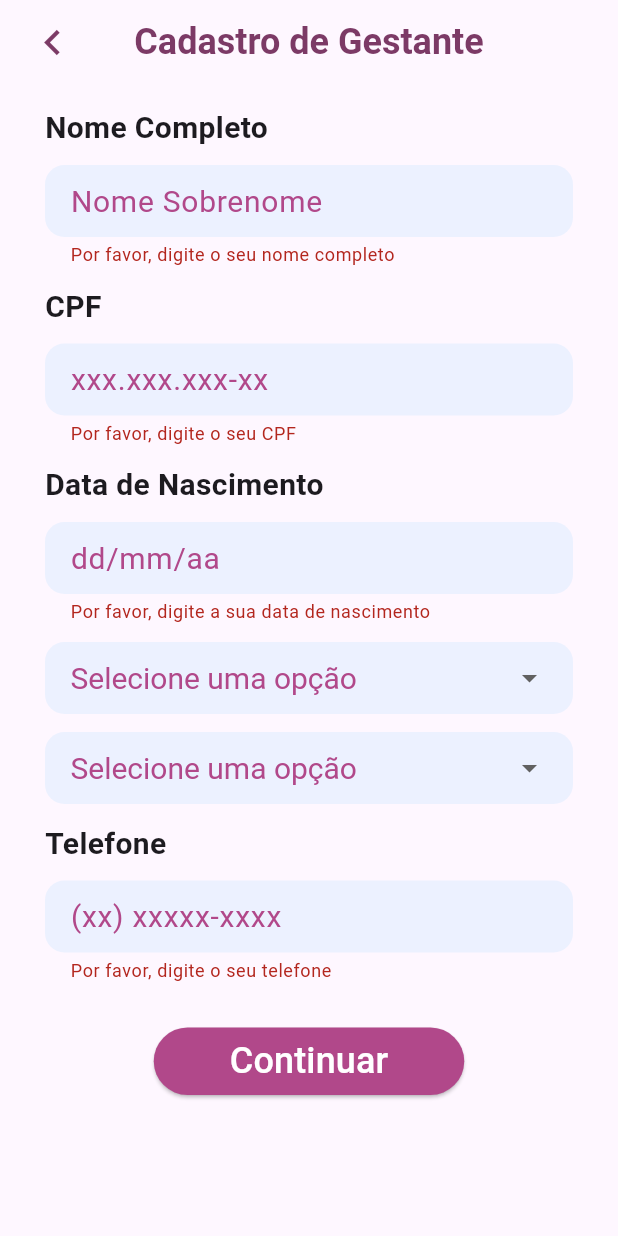
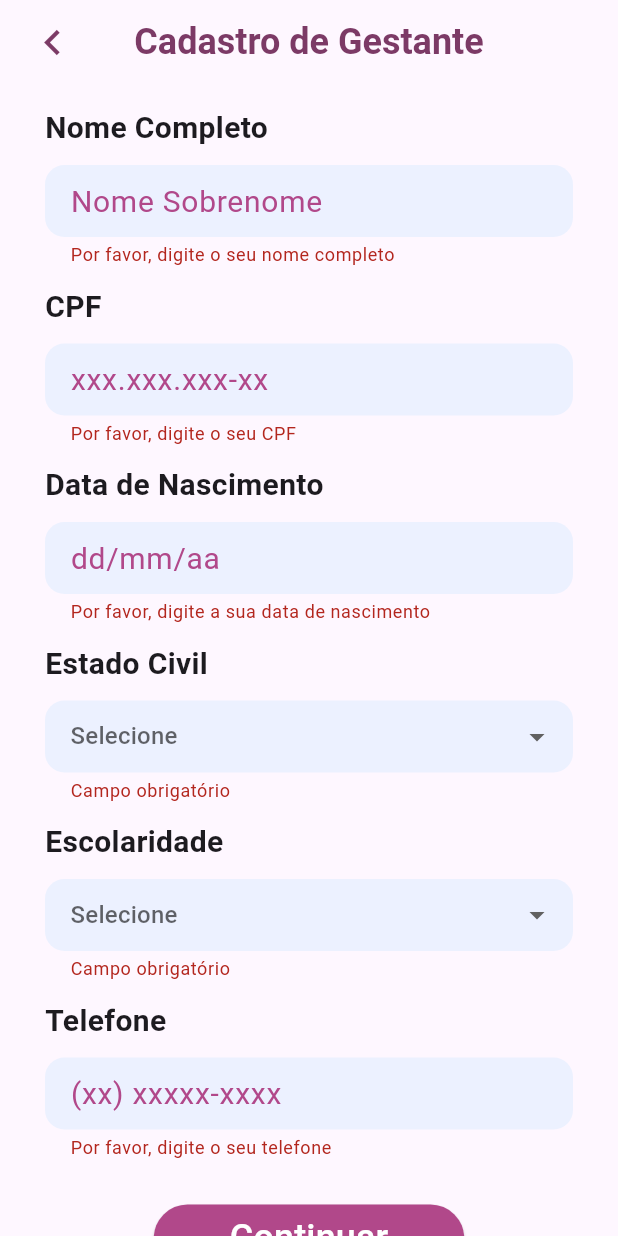
Before and after one commit to nullbyte-tecnology/angels-app, a Flutter app: the PregantForm1 screen opened directly, after a tap on "Continuar", on a phone screen of 412 x 824 dp. Run offline on Flutter 3.47's test engine with Material 3 defaults, Android fonts, the phone set to English and light mode, and no system bars; our stand-ins replace device_preview, flutter_multi_formatter, mask_text_input_formatter.

Commit message:
feat: adicionado validação de dropdown no componente

```diff
--- a/angels_app/lib/widgets/custom_dropdown.dart
+++ b/angels_app/lib/widgets/custom_dropdown.dart
@@ -1,43 +1,60 @@
-// ignore_for_file: library_private_types_in_public_api
-
 import 'package:angels_app/pages/gestante/gestante_form1.dart';
 import 'package:flutter/material.dart';
 
 class CustomDropdown extends StatefulWidget {
+  final String textLabel;
   final List<String> itens;
 
-  const CustomDropdown({super.key, required this.itens});
+  const CustomDropdown({Key? key, required this.textLabel, required this.itens})
+      : super(key: key);
 
   @override
   State<CustomDropdown> createState() => _CustomDropdownState();
 }
 
-class _CustomDropdownState extends State<CustomDropdown> {
-  String? _selectedItem;
+class _CustomLabel extends StatelessWidget {
+  final String textLabel;
+
+  const _CustomLabel({required this.textLabel});
 
   @override
   Widget build(BuildContext context) {
-    return FormField<String>(validator: (value) {
-      if (value == null || value.isEmpty) {
-        return 'Por favor, selecione uma opção';
+    return Column(
+      children: [
+        Align(
+          alignment: Alignment.topLeft,
+          child: Text(
+            textLabel,
+            style: const TextStyle(
+              fontSize: 20,
+              fontWeight: FontWeight.bold,
+            ),
+          ),
+        ),
+        const SizedBox(height: 10),
+      ],
+    );
   }
-      return null;
-    }, builder: (FormFieldState<String> state) {
-      return InputDecorator(
+}
+
+class _CustomDropdownState extends State<CustomDropdown> {
+  String? selectedValue;
+
+  @override
+  Widget build(BuildContext context) {
+    return Column(
+      children: [
+        _CustomLabel(textLabel: widget.textLabel), // Now accessible
+        DropdownButtonFormField<String>(
+          value: selectedValue,
+          hint: const Text('Selecione'),
           decoration: formInputDecoration,
-        child: DropdownButtonHideUnderline(
-          child: DropdownButton<String>(
-            hint: const Text(
-              'Selecione uma opção',
-              style: internalInputTextStyle,
-            ),
-            value: _selectedItem,
-            style: internalInputTextStyle,
           onChanged: (String? newValue) {
             setState(() {
-                _selectedItem = newValue;
+              selectedValue = newValue!;
             });
           },
+          validator: (value) => value == null ? 'Campo obrigatório' : null,
           items: widget.itens.map((String item) {
             return DropdownMenuItem<String>(
               value: item,
@@ -45,8 +62,7 @@ class _CustomDropdownState extends State<CustomDropdown> {
             );
           }).toList(),
         ),
-        ),
+      ],
     );
-    });
   }
 }
```
Lines whose indentation alone changed are shown as unchanged.
